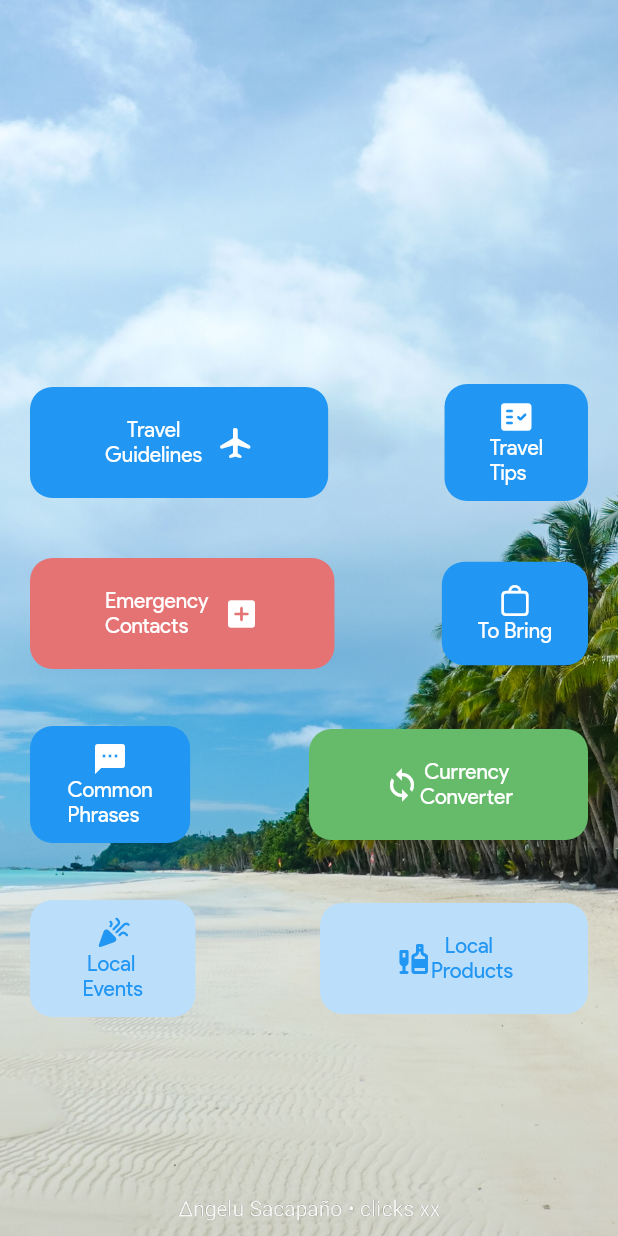
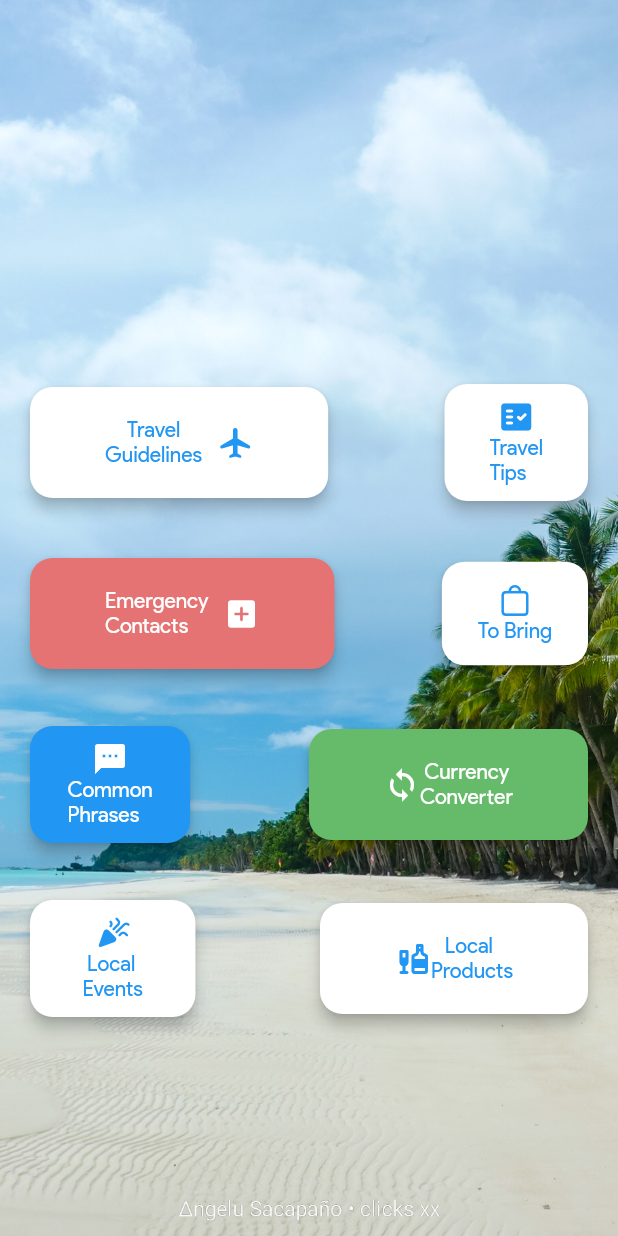
Before and after one commit to jhunanthony/bywayboracay, a Flutter app: the BagPage screen opened by its route, on a phone screen of 412 x 824 dp. Run offline on Flutter 3.47's test engine with Material 2 defaults, Android fonts, the phone set to English and light mode, and no system bars; drawn by our look-alikes of overlay_support; our stand-ins replace awesome_notifications, bottom_navy_bar, carousel_slider, chips_choice_null_safety, cloud_firestore, expandable and 12 more; missing offline and left inert: filter_list, flutter_phone_direct_caller, flutter_polyline_points, flutter_social_content_share, mailer; accounts and stored records are empty.

Commit message:
edit bag page

```diff
--- a/lib/pages/BagPage.dart
+++ b/lib/pages/BagPage.dart
@@ -1,6 +1,5 @@
 import 'package:bywayborcay/widgets/BagPageWidgets/local_products/localproducts.dart';
 import 'package:flutter/cupertino.dart';
-
 
 import 'package:flutter/material.dart';
 
@@ -41,8 +40,10 @@ class BagPage extends StatelessWidget {
                 children: [
                   TextButton(
                     style: TextButton.styleFrom(
-                      backgroundColor: Colors.blue,
-                      primary: Colors.white,
+                      shadowColor: Colors.black,
+                      elevation: 4,
+                      backgroundColor: Colors.white,
+                      primary: Colors.blue,
                       padding: EdgeInsets.only(
                           left: 50, right: 50, top: 20, bottom: 20),
                       shape: RoundedRectangleBorder(
@@ -75,8 +76,10 @@ class BagPage extends StatelessWidget {
                   ),
                   TextButton(
                     style: TextButton.styleFrom(
-                      backgroundColor: Colors.blue,
-                      primary: Colors.white,
+                      shadowColor: Colors.black,
+                      elevation: 4,
+                      backgroundColor: Colors.white,
+                      primary: Colors.blue,
                       onSurface: Colors.grey,
                       padding: EdgeInsets.only(
                           left: 30, right: 30, top: 10, bottom: 10),
@@ -104,6 +107,8 @@ class BagPage extends StatelessWidget {
                 children: [
                   TextButton(
                     style: TextButton.styleFrom(
+                      shadowColor: Colors.black,
+                      elevation: 4,
                       primary: Colors.white,
                       backgroundColor: Colors.red[300],
                       padding: EdgeInsets.only(
@@ -131,8 +136,10 @@ class BagPage extends StatelessWidget {
                   ),
                   TextButton(
                     style: TextButton.styleFrom(
-                      backgroundColor: Colors.blue,
-                      primary: Colors.white,
+                      shadowColor: Colors.black,
+                      elevation: 4,
+                      backgroundColor: Colors.white,
+                      primary: Colors.blue,
                       padding: EdgeInsets.only(
                           left: 24, right: 24, top: 14, bottom: 14),
                       shape: RoundedRectangleBorder(
@@ -161,6 +168,8 @@ class BagPage extends StatelessWidget {
                 children: [
                   TextButton(
                     style: TextButton.styleFrom(
+                      shadowColor: Colors.black,
+                      elevation: 4,
                       backgroundColor: Colors.blue,
                       primary: Colors.white,
                       onSurface: Colors.grey,
@@ -185,6 +194,8 @@ class BagPage extends StatelessWidget {
                   ),
                   TextButton(
                     style: TextButton.styleFrom(
+                      shadowColor: Colors.black,
+                      elevation: 4,
                       backgroundColor: Colors.green[400],
                       primary: Colors.white,
                       padding: EdgeInsets.only(
@@ -215,7 +226,9 @@ class BagPage extends StatelessWidget {
                 children: [
                   TextButton(
                     style: TextButton.styleFrom(
-                      backgroundColor: Colors.blue[100],
+                      shadowColor: Colors.black,
+                      elevation: 4,
+                      backgroundColor: Colors.white,
                       primary: Colors.blue,
                       padding: EdgeInsets.only(
                           left: 35, right: 35, top: 10, bottom: 10),
@@ -238,7 +251,9 @@ class BagPage extends StatelessWidget {
                   ),
                   TextButton(
                     style: TextButton.styleFrom(
-                      backgroundColor: Colors.blue[100],
+                      shadowColor: Colors.black,
+                      elevation: 4,
+                      backgroundColor: Colors.white,
                       primary: Colors.blue,
                       padding: EdgeInsets.only(
                           left: 50, right: 50, top: 20, bottom: 20),
```
